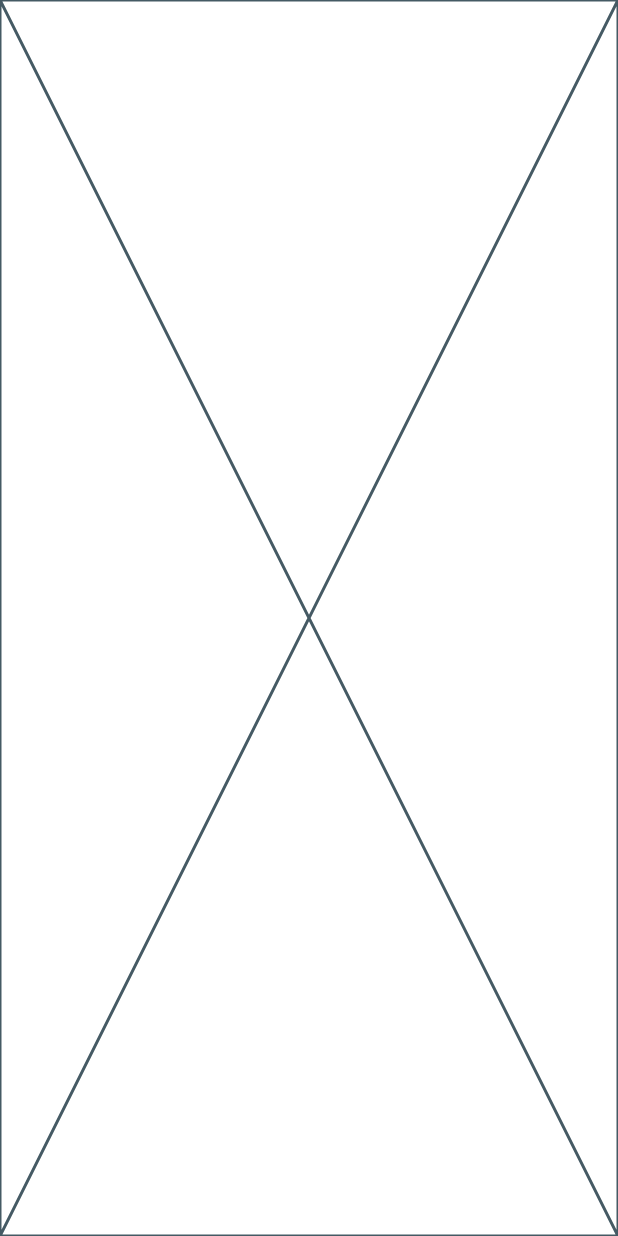
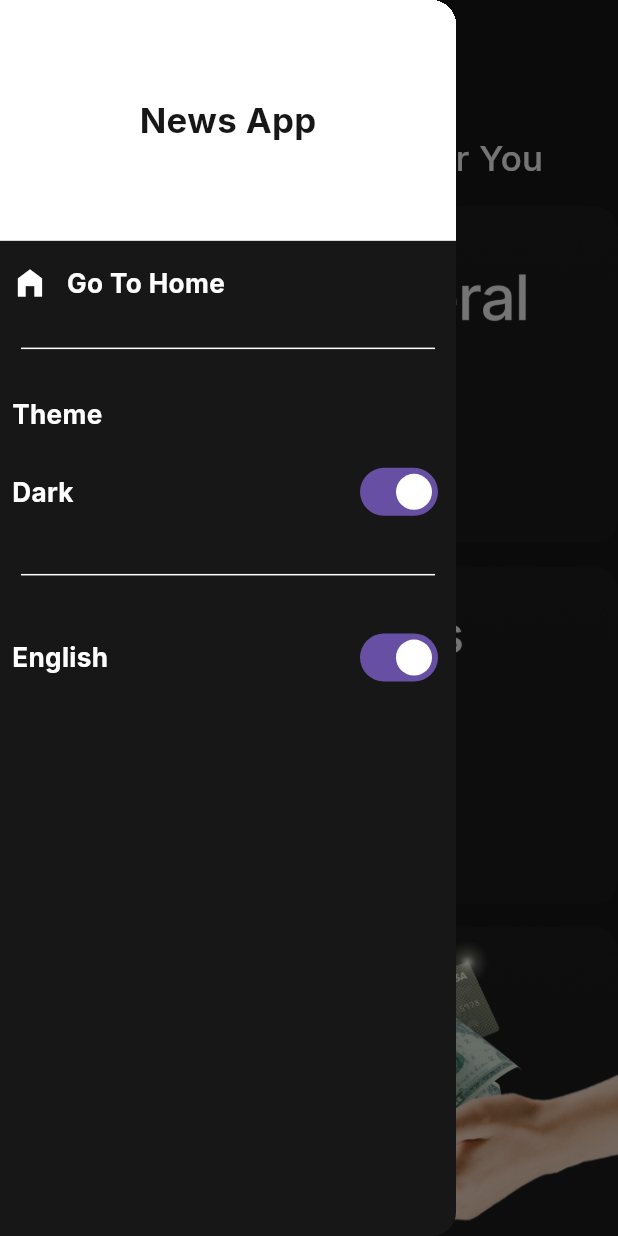
Before and after one commit to muhammedsaadx25-cmyk/News-C16-Offline, a Flutter app: the screen it shows after launch, with the side drawer open (before the commit the screen has no drawer), on a phone screen of 412 x 824 dp. Run offline on Flutter 3.47's test engine with Material 3 defaults, Android fonts, the phone set to English and light mode, and no system bars; our stand-ins replace flutter_screenutil, google_fonts.

Commit message:
add home tab add home drawer add categories view add sources view

```diff
--- a/lib/config/theme/theme_manager.dart
+++ b/lib/config/theme/theme_manager.dart
@@ -1,4 +1,6 @@
 import 'package:flutter/material.dart';
+import 'package:flutter_screenutil/flutter_screenutil.dart';
+import 'package:google_fonts/google_fonts.dart';
 import 'package:news_app_offline/core/colors_manager.dart';
 
 class ThemeManager{
@@ -6,6 +8,15 @@ class ThemeManager{
 
   );
   static final ThemeData dark = ThemeData(
-    scaffoldBackgroundColor: ColorsManager.black
+    appBarTheme: AppBarTheme(
+      backgroundColor: ColorsManager.black,
+      foregroundColor: ColorsManager.white,
+      titleTextStyle: GoogleFonts.inter(fontSize: 20.sp, fontWeight: FontWeight.w500, color: ColorsManager.white)
+   ,centerTitle: true,
+    ),
+    scaffoldBackgroundColor: ColorsManager.black,
+    drawerTheme: DrawerThemeData(
+      backgroundColor: ColorsManager.black
+    )
   );
 }
--- a/lib/core/assets_manager.dart
+++ b/lib/core/assets_manager.dart
@@ -2,4 +2,11 @@ abstract class ImageAssets{
   static const String base ="assets/images";
   static const String newLogo ="$base/news_logo.png";
   static const String newsBranding ="$base/news_branding.png";
+  static const String sports ="$base/sports.png";
+  static const String health ="$base/health.png";
+  static const String science ="$base/science.png";
+  static const String technology ="$base/technology.png";
+  static const String general ="$base/general.png";
+  static const String entertainment ="$base/entertainment.png";
+  static const String business ="$base/business.png";
 }
--- a/lib/core/colors_manager.dart
+++ b/lib/core/colors_manager.dart
@@ -2,4 +2,5 @@ import 'package:flutter/material.dart';
 
 abstract class ColorsManager{
   static const black = Color(0xFF171717);
+  static const white = Color(0xFFFFFFFF);
 }
--- /dev/null
+++ b/lib/features/home/categories_view/categories_view.dart
@@ -0,0 +1,41 @@
+import 'package:flutter/material.dart';
+import 'package:flutter_screenutil/flutter_screenutil.dart';
+import 'package:google_fonts/google_fonts.dart';
+import 'package:news_app_offline/core/colors_manager.dart';
+import 'package:news_app_offline/features/home/category_item.dart';
+import 'package:news_app_offline/models/category_model.dart' show CategoryModel;
+
+class CategoriesView extends StatelessWidget {
+  const CategoriesView({super.key, required this.onCategoryItemClicked});
+
+  final void Function(CategoryModel) onCategoryItemClicked;
+
+  @override
+  Widget build(BuildContext context) {
+    return Column(
+      children: [
+        Text(
+          "Good Morning\nHere is Some News For You",
+          style: GoogleFonts.inter(
+            fontSize: 24.sp,
+            fontWeight: FontWeight.w500,
+            color: ColorsManager.white,
+          ),
+        ),
+        SizedBox(height: 16.h),
+        Expanded(
+          child: ListView.separated(
+            itemBuilder: (context, index) => InkWell(
+              onTap: () {
+                onCategoryItemClicked(CategoryModel.categories[index]);
+              },
+              child: CategoryItem(category: CategoryModel.categories[index]),
+            ),
+            separatorBuilder: (context, index) => SizedBox(height: 16.h),
+            itemCount: CategoryModel.categories.length,
+          ),
+        ),
+      ],
+    );
+  }
+}
--- /dev/null
+++ b/lib/features/home/category_item.dart
@@ -0,0 +1,14 @@
+import 'package:flutter/material.dart';
+import 'package:flutter_screenutil/flutter_screenutil.dart';
+import 'package:news_app_offline/models/category_model.dart';
+
+class CategoryItem extends StatelessWidget {
+  const CategoryItem({super.key, required this.category});
+final CategoryModel category;
+  @override
+  Widget build(BuildContext context) {
+    return ClipRRect(
+        borderRadius: BorderRadius.circular(16.r),
+        child: Image.asset(category.imagePath));
+  }
+}
--- a/lib/features/home/home.dart
+++ b/lib/features/home/home.dart
@@ -1,10 +1,45 @@
 import 'package:flutter/material.dart';
+import 'package:flutter_screenutil/flutter_screenutil.dart';
+import 'package:google_fonts/google_fonts.dart';
+import 'package:news_app_offline/core/colors_manager.dart';
+import 'package:news_app_offline/features/home/categories_view/categories_view.dart';
+import 'package:news_app_offline/features/home/category_item.dart';
+import 'package:news_app_offline/features/home/home_drawer/home_drawer.dart';
+import 'package:news_app_offline/features/home/sources_view/sources_view.dart';
+import 'package:news_app_offline/models/category_model.dart';
 
-class Home extends StatelessWidget {
+class Home extends StatefulWidget {
   const Home({super.key});
 
   @override
+  State<Home> createState() => _HomeState();
+}
+
+class _HomeState extends State<Home> {
+  late Widget homeView = CategoriesView(
+    onCategoryItemClicked: onCategoryItemClicked,
+  );
+
+  String title = "Home";
+
+  @override
   Widget build(BuildContext context) {
-    return const Placeholder();
+    return Scaffold(
+      appBar: AppBar(title: Text(title)),
+      drawer: HomeDrawer(goToHome: goToHome),
+      body: homeView,
+    );
+  }
+
+  void goToHome() {
+    homeView = CategoriesView(onCategoryItemClicked: onCategoryItemClicked);
+    Navigator.pop(context);
+    setState(() {});
+  }
+
+  void onCategoryItemClicked(CategoryModel selectedCategory) {
+    homeView = SourcesView(category: selectedCategory);
+    title = selectedCategory.title;
+    setState(() {});
   }
 }
--- /dev/null
+++ b/lib/features/home/home_drawer/home_drawer.dart
@@ -0,0 +1,114 @@
+import 'package:flutter/material.dart';
+import 'package:flutter_screenutil/flutter_screenutil.dart';
+import 'package:google_fonts/google_fonts.dart';
+import 'package:news_app_offline/core/colors_manager.dart';
+
+class HomeDrawer extends StatelessWidget {
+  const HomeDrawer({super.key, required this.goToHome});
+
+  final void Function() goToHome;
+
+  @override
+  Widget build(BuildContext context) {
+    return Drawer(
+      child: Column(
+        crossAxisAlignment: CrossAxisAlignment.start,
+        children: [
+          Container(
+            alignment: Alignment.center,
+            width: double.infinity,
+            height: 166.h,
+
+            color: ColorsManager.white,
+
+            child: Text(
+              "News App",
+              style: GoogleFonts.inter(
+                fontSize: 24.sp,
+                fontWeight: FontWeight.bold,
+                color: ColorsManager.black,
+              ),
+            ),
+          ),
+          SizedBox(height: 16.h),
+          Padding(
+            padding: const EdgeInsets.symmetric(horizontal: 8.0),
+            child: InkWell(
+              onTap: () {
+                goToHome();
+              },
+              child: Row(
+                children: [
+                  Icon(Icons.home_filled, color: ColorsManager.white),
+
+                  SizedBox(width: 12.w),
+                  Text(
+                    "Go To Home",
+                    style: GoogleFonts.inter(
+                      fontSize: 18.sp,
+                      fontWeight: FontWeight.bold,
+                      color: ColorsManager.white,
+                    ),
+                  ),
+                ],
+              ),
+            ),
+          ),
+          SizedBox(height: 24.h),
+          Divider(color: ColorsManager.white, indent: 14, endIndent: 14),
+          SizedBox(height: 24.h),
+          Padding(
+            padding: const EdgeInsets.symmetric(horizontal: 8.0),
+            child: Text(
+              "Theme",
+              style: GoogleFonts.inter(
+                fontSize: 18.sp,
+                fontWeight: FontWeight.bold,
+                color: ColorsManager.white,
+              ),
+            ),
+          ),
+          SizedBox(height: 16.h),
+          Padding(
+            padding: const EdgeInsets.symmetric(horizontal: 8.0),
+            child: Row(
+              children: [
+                Text(
+                  "Dark",
+                  style: GoogleFonts.inter(
+                    fontSize: 18.sp,
+                    fontWeight: FontWeight.bold,
+                    color: ColorsManager.white,
+                  ),
+                ),
+                Spacer(),
+                Switch(value: true, onChanged: (_) {}),
+              ],
+            ),
+          ),
+          SizedBox(height: 24.h),
+          Divider(color: ColorsManager.white, indent: 14, endIndent: 14),
+          SizedBox(height: 24.h),
+
+          Padding(
+            padding: const EdgeInsets.symmetric(horizontal: 8.0),
+            child: Row(
+              children: [
+                Text(
+                  "English",
+                  style: GoogleFonts.inter(
+                    fontSize: 18.sp,
+                    fontWeight: FontWeight.bold,
+                    color: ColorsManager.white,
+                  ),
+                ),
+                Spacer(),
+                Switch(value: true, onChanged: (_) {}),
+              ],
+            ),
+          ),
+        ],
+      ),
+    );
+  }
+}
--- /dev/null
+++ b/lib/features/home/sources_view/sources_view.dart
@@ -0,0 +1,13 @@
+import 'package:flutter/material.dart' ;
+import 'package:news_app_offline/models/category_model.dart';
+
+class SourcesView extends StatelessWidget {
+  const SourcesView({super.key, required this.category});
+  final CategoryModel category;
+
+  @override
+  Widget build(BuildContext context) {
+    return Container(color: Colors.red,
+    child: Text(category.title),);
+  }
+}
--- a/lib/main.dart
+++ b/lib/main.dart
@@ -1,4 +1,5 @@
 import 'package:flutter/material.dart';
+import 'package:flutter_screenutil/flutter_screenutil.dart';
 import 'package:news_app_offline/config/theme/theme_manager.dart';
 import 'package:news_app_offline/core/routes_manager/routes_manager.dart';
 
@@ -12,7 +13,13 @@ class NewsApp extends StatelessWidget {
   // This widget is the root of your application.
   @override
   Widget build(BuildContext context) {
-    return MaterialApp(
+    return ScreenUtilInit(
+      designSize: Size(393, 852),
+      minTextAdapt: true,
+      splitScreenMode: true,
+      builder: (context, child)=>MaterialApp(
+
+
         debugShowCheckedModeBanner: false,
         initialRoute: RoutesManager.splash ,
         routes: RoutesManager.routes,
@@ -20,6 +27,8 @@ class NewsApp extends StatelessWidget {
         darkTheme: ThemeManager.dark,
         themeMode: ThemeMode.dark,
         locale: Locale("en"),
+      ),
+
     );
   }
 }
--- /dev/null
+++ b/lib/models/category_model.dart
@@ -0,0 +1,21 @@
+import 'package:flutter/material.dart';
+import 'package:news_app_offline/core/assets_manager.dart';
+
+class CategoryModel{
+  String id;
+  String title;
+  String imagePath;
+
+  CategoryModel({required this.id, required this.title,required this.imagePath,});
+
+  static List<CategoryModel> categories = [
+    CategoryModel(id: "id", title: "General",  imagePath: ImageAssets.general),
+
+    CategoryModel(id: "id", title: "Sports",  imagePath: ImageAssets.sports),
+    CategoryModel(id: "id", title: "Business",  imagePath: ImageAssets.business),
+    CategoryModel(id: "id", title: "Entertainment",  imagePath: ImageAssets.entertainment),
+    CategoryModel(id: "id", title: "health",  imagePath: ImageAssets.health),
+    CategoryModel(id: "id", title: "Science",  imagePath: ImageAssets.science),
+    CategoryModel(id: "id", title: "Technology",  imagePath: ImageAssets.technology),
+  ];
+}
--- a/pubspec.yaml
+++ b/pubspec.yaml
@@ -34,6 +34,8 @@ dependencies:
   # The following adds the Cupertino Icons font to your application.
   # Use with the CupertinoIcons class for iOS style icons.
   cupertino_icons: ^1.0.8
+  google_fonts: ^6.3.2
+  flutter_screenutil: ^5.9.3
 
 dev_dependencies:
   flutter_test:
```
Also changed, not shown: assets/images/business.png (added), assets/images/entertainment.png (added), assets/images/general.png (added), assets/images/health.png (added), assets/images/science.png (added), assets/images/sports.png (added), assets/images/technology.png (added), pubspec.lock. Lines whose indentation alone changed are shown as unchanged.
